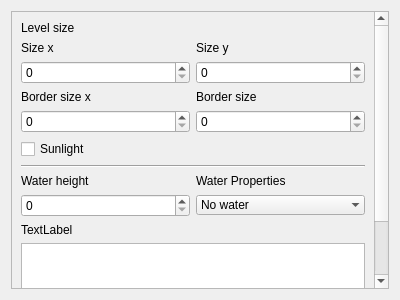
First picture: the form in ui/uifiles/editors/properties.ui, repository timofey260/RWE-Sharp, before the edit.
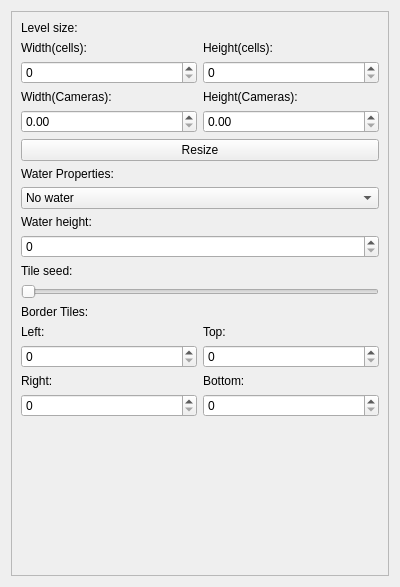
Second picture: the form after the edit.

Commit message: tile system changes new properties editor stuff

Patch:
```diff
--- a/ui/uifiles/editors/properties.ui
+++ b/ui/uifiles/editors/properties.ui
@@ -7,7 +7,7 @@
     <x>0</x>
     <y>0</y>
     <width>400</width>
-    <height>300</height>
+    <height>587</height>
    </rect>
   </property>
   <property name="windowTitle">
@@ -24,42 +24,80 @@
        <rect>
         <x>0</x>
         <y>0</y>
-        <width>363</width>
-        <height>372</height>
+        <width>370</width>
+        <height>579</height>
        </rect>
       </property>
       <layout class="QVBoxLayout" name="verticalLayout_2">
        <item>
         <widget class="QLabel" name="label_15">
          <property name="text">
-          <string>Level size </string>
+          <string>Level size:</string>
          </property>
         </widget>
        </item>
        <item>
         <layout class="QGridLayout" name="gridLayout_10">
-         <item row="1" column="0">
+         <item row="3" column="0">
+          <widget class="QDoubleSpinBox" name="WidthCams"/>
+         </item>
+         <item row="2" column="1">
+          <widget class="QLabel" name="ToolsPropertiesLabel_10">
+           <property name="text">
+            <string>Height(Cameras):</string>
+           </property>
+          </widget>
+         </item>
+         <item row="2" column="0">
+          <widget class="QLabel" name="ToolsPropertiesLabel_8">
+           <property name="text">
+            <string>Width(Cameras):</string>
+           </property>
+          </widget>
+         </item>
+         <item row="1" column="1">
+          <widget class="QSpinBox" name="HeightCells"/>
+         </item>
+         <item row="0" column="1">
+          <widget class="QLabel" name="ToolsPropertiesLabel_2">
+           <property name="text">
+            <string>Height(cells):</string>
+           </property>
+          </widget>
+         </item>
+         <item row="3" column="1">
+          <widget class="QDoubleSpinBox" name="HeightCams"/>
+         </item>
+         <item row="0" column="0">
           <widget class="QLabel" name="ToolsPropertiesLabel">
            <property name="text">
-            <string>Size x</string>
+            <string>Width(cells):</string>
            </property>
           </widget>
          </item>
-         <item row="3" column="0">
-          <widget class="QLabel" name="ToolsPropertiesLabel_3">
-           <property name="text">
-            <string>Border size x</string>
-           </property>
-          </widget>
+         <item row="1" column="0">
+          <widget class="QSpinBox" name="WidthCells"/>
          </item>
-         <item row="2" column="0">
-          <widget class="QSpinBox" name="ToolsPropertiesSizeX"/>
-         </item>
-         <item row="8" column="1">
-          <widget class="QComboBox" name="ToolsPropertiesWaterSettings">
-           <property name="frame">
-            <bool>false</bool>
-           </property>
+        </layout>
+       </item>
+       <item>
+        <widget class="QPushButton" name="Resize">
+         <property name="text">
+          <string>Resize</string>
+         </property>
+        </widget>
+       </item>
+       <item>
+        <widget class="QLabel" name="ToolsPropertiesLabel_6">
+         <property name="text">
+          <string>Water Properties:</string>
+         </property>
+        </widget>
+       </item>
+       <item>
+        <layout class="QVBoxLayout" name="verticalLayout_3">
+         <item>
+          <widget class="QComboBox" name="WaterState">
            <item>
             <property name="text">
              <string>No water</string>
@@ -77,89 +115,99 @@
            </item>
           </widget>
          </item>
-         <item row="7" column="0">
+         <item>
           <widget class="QLabel" name="ToolsPropertiesLabel_5">
            <property name="text">
-            <string>Water height</string>
+            <string>Water height:</string>
            </property>
           </widget>
          </item>
-         <item row="5" column="0" colspan="2">
-          <widget class="QCheckBox" name="ToolsPropertiesSun">
-           <property name="text">
-            <string>Sunlight</string>
+         <item>
+          <widget class="QSpinBox" name="WaterHeight">
+           <property name="enabled">
+            <bool>true</bool>
            </property>
           </widget>
          </item>
-         <item row="4" column="0">
-          <widget class="QSpinBox" name="ToolsPropertiesBorderSizeX"/>
-         </item>
-         <item row="8" column="0">
-          <widget class="QSpinBox" name="ToolsPropertiesWaterHeight"/>
-         </item>
-         <item row="2" column="1">
-          <widget class="QSpinBox" name="ToolsPropertiesSizeY"/>
-         </item>
+        </layout>
+       </item>
+       <item>
+        <widget class="QLabel" name="ToolsPropertiesLabel_9">
+         <property name="text">
+          <string>Tile seed:</string>
+         </property>
+        </widget>
+       </item>
+       <item>
+        <widget class="QSlider" name="TileSeed">
+         <property name="orientation">
+          <enum>Qt::Orientation::Horizontal</enum>
+         </property>
+        </widget>
+       </item>
+       <item>
+        <widget class="QLabel" name="ToolsPropertiesLabel_11">
+         <property name="text">
+          <string>Border Tiles:</string>
+         </property>
+        </widget>
+       </item>
+       <item>
+        <layout class="QGridLayout" name="gridLayout">
          <item row="1" column="1">
-          <widget class="QLabel" name="ToolsPropertiesLabel_2">
-           <property name="text">
-            <string>Size y</string>
-           </property>
-          </widget>
-         </item>
-         <item row="4" column="1">
-          <widget class="QSpinBox" name="ToolsPropertiesBorderSizeY"/>
+          <widget class="QSpinBox" name="BorderTop"/>
          </item>
          <item row="3" column="1">
-          <widget class="QLabel" name="ToolsPropertiesLabel_4">
+          <widget class="QSpinBox" name="BorderBottom"/>
+         </item>
+         <item row="0" column="0">
+          <widget class="QLabel" name="label">
            <property name="text">
-            <string>Border size</string>
+            <string>Left:</string>
            </property>
           </widget>
          </item>
-         <item row="7" column="1">
-          <widget class="QLabel" name="ToolsPropertiesLabel_6">
+         <item row="3" column="0">
+          <widget class="QSpinBox" name="BorderRight"/>
+         </item>
+         <item row="1" column="0">
+          <widget class="QSpinBox" name="BorderLeft"/>
+         </item>
+         <item row="0" column="1">
+          <widget class="QLabel" name="label_2">
            <property name="text">
-            <string>Water Properties</string>
+            <string>Top:</string>
            </property>
           </widget>
          </item>
-         <item row="6" column="0" colspan="2">
-          <widget class="Line" name="ToolsPropertiesLine">
-           <property name="orientation">
-            <enum>Qt::Orientation::Horizontal</enum>
+         <item row="2" column="1">
+          <widget class="QLabel" name="label_3">
+           <property name="text">
+            <string>Bottom:</string>
+           </property>
+          </widget>
+         </item>
+         <item row="2" column="0">
+          <widget class="QLabel" name="label_4">
+           <property name="text">
+            <string>Right:</string>
            </property>
           </widget>
          </item>
         </layout>
        </item>
        <item>
-        <layout class="QVBoxLayout" name="verticalLayout_13">
-         <item>
-          <widget class="QLabel" name="ToolsPropertiesLabel_7">
-           <property name="text">
-            <string>TextLabel</string>
-           </property>
-          </widget>
-         </item>
-         <item>
-          <widget class="QTableWidget" name="ToolsPropertiesTabel"/>
-         </item>
-         <item>
-          <widget class="QLabel" name="ToolsPropertiesLabel_9">
-           <property name="text">
-            <string>Tile seed</string>
-           </property>
-          </widget>
-         </item>
-         <item>
-          <widget class="QSlider" name="ToolsPropertiesSeed">
-           <property name="orientation">
-            <enum>Qt::Orientation::Horizontal</enum>
-           </property>
-          </widget>
-         </item>
-        </layout>
+        <spacer name="verticalSpacer">
+         <property name="orientation">
+          <enum>Qt::Orientation::Vertical</enum>
+         </property>
+         <property name="sizeHint" stdset="0">
+          <size>
+           <width>20</width>
+           <height>40</height>
+          </size>
+         </property>
+        </spacer>
        </item>
       </layout>
      </widget>
```
Left out of the diff: 4 changed lines with no effect on the pictures. The commit also changes 6 other files.
